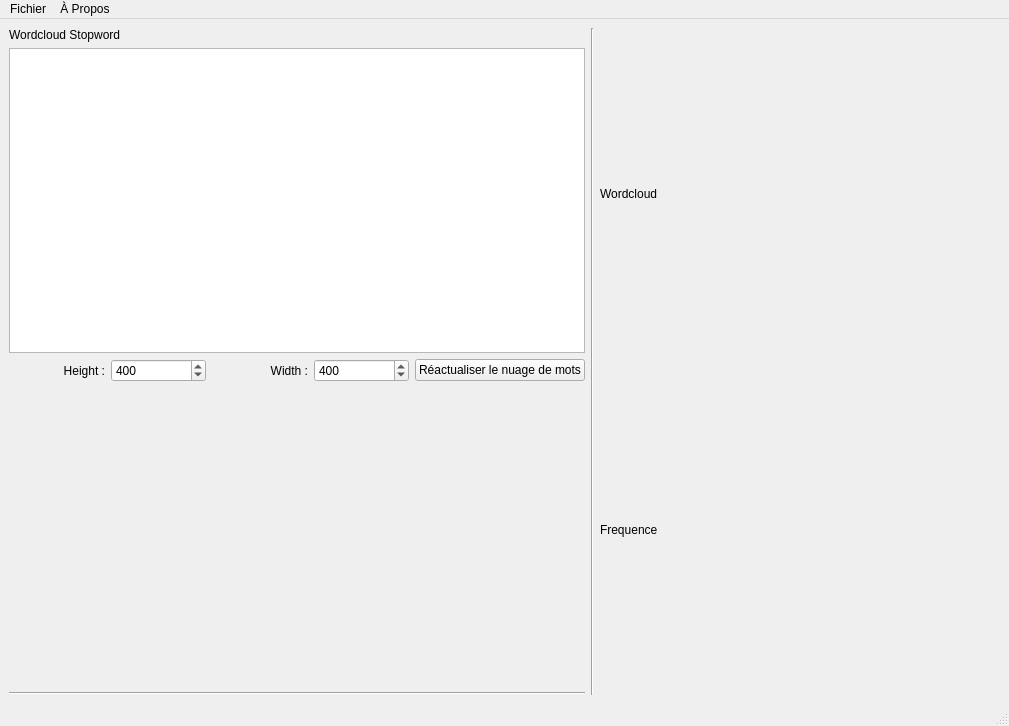
First picture: the form in MainWindow.ui, repository jeanlapostolle/TwittAnalysis, before the edit.
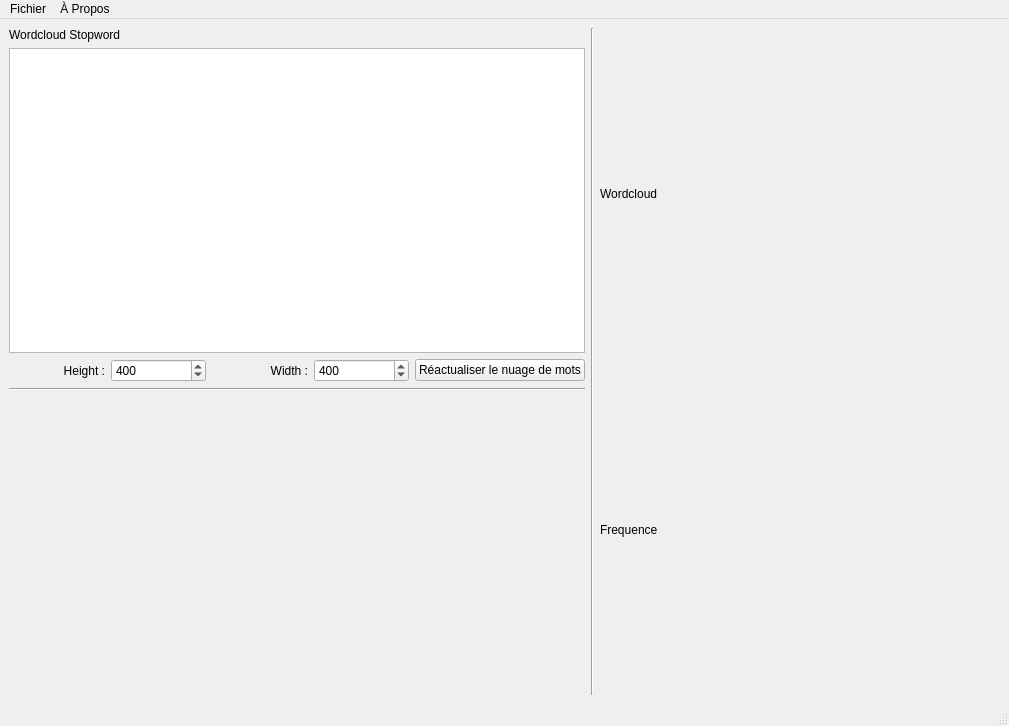
Second picture: the form after the edit.

```diff
--- a/MainWindow.ui
+++ b/MainWindow.ui
@@ -99,6 +99,13 @@
           </item>
          </layout>
         </item>
+        <item>
+         <widget class="Line" name="line_2">
+          <property name="orientation">
+           <enum>Qt::Horizontal</enum>
+          </property>
+         </widget>
+        </item>
         <item>
          <spacer name="verticalSpacer">
           <property name="orientation">
@@ -112,13 +119,6 @@
           </property>
          </spacer>
         </item>
-        <item>
-         <widget class="Line" name="line_2">
-          <property name="orientation">
-           <enum>Qt::Horizontal</enum>
-          </property>
-         </widget>
-        </item>
        </layout>
       </item>
       <item>
```
